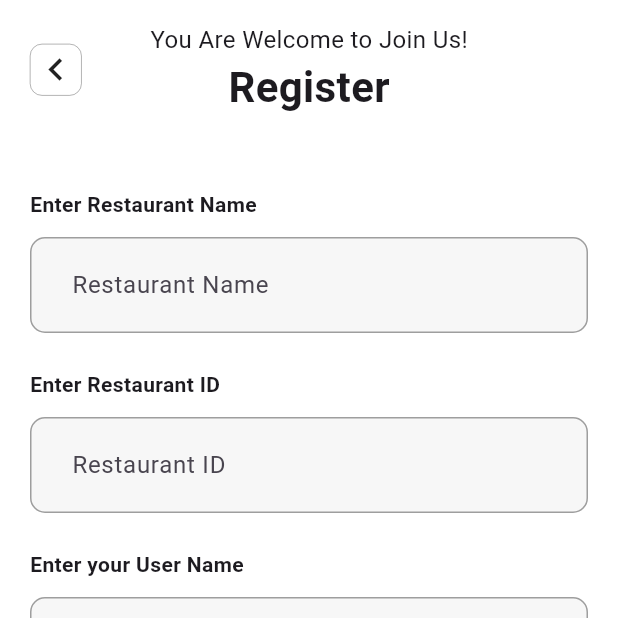
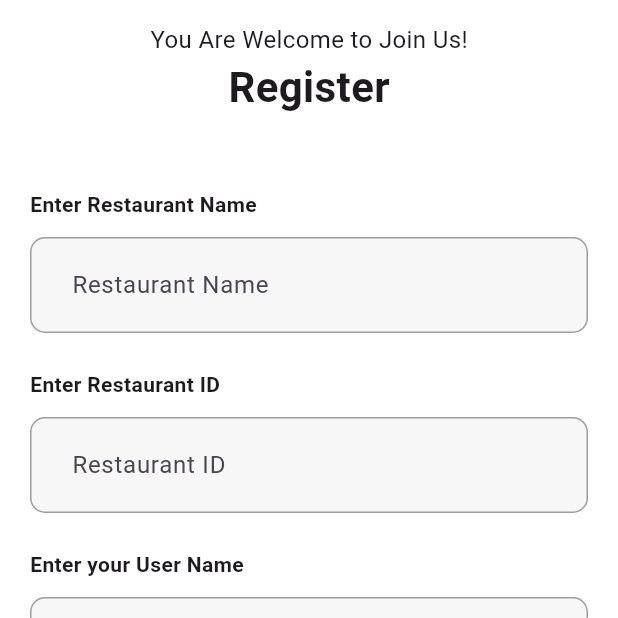
Before and after one commit to kausar9595/mobile_app, a Flutter app: the screen it shows after launch, after a tap on "Sign Up", on a phone screen of 412 x 824 dp, the top half of it. Run offline on Flutter 3.47's test engine with Material 3 defaults, Android fonts, the phone set to English and light mode, and no system bars; our stand-ins replace clay_containers, get, lottie; Roboto replaces fonts that are missing (Nunito).

Commit message:
remove button

```diff
--- a/restaurant_staff/lib/screen/log_in_screen.dart
+++ b/restaurant_staff/lib/screen/log_in_screen.dart
@@ -22,10 +22,8 @@ class LoginScreen extends StatelessWidget {
               crossAxisAlignment: CrossAxisAlignment.stretch,
               children: [
                 const SizedBox(height: 15),
-                Stack(
-                  alignment: Alignment.center,
-                  children: [
-                    const Column(
+                 Center(
+                   child: Column(
                     crossAxisAlignment: CrossAxisAlignment.center,
                     children: [
                       Text(
@@ -39,28 +37,6 @@ class LoginScreen extends StatelessWidget {
                       ),
                     ],
                                    ),
-                    Positioned(
-                      left: 0,
-                      child: InkWell(
-                        onTap: () => Get.back(),
-                        child: Container(
-                          padding: const EdgeInsets.all(2),
-                          decoration: BoxDecoration(
-                            borderRadius: BorderRadius.circular(8),
-                            border: Border.all(
-                              color: Colors.black,
-                              width: 0.2,
-                            ),
-                            color: Colors.white,
-                          ),
-                          child: const Icon(
-                            Icons.chevron_left,
-                            size: 30,
-                          ),
-                        ),
-                      ),
-                    ),
-                  ],
                  ),
                 const SizedBox(height: 72),
                 const LoginForm(),
--- a/restaurant_staff/lib/screen/navigation_screen/navigator_screen.dart
+++ b/restaurant_staff/lib/screen/navigation_screen/navigator_screen.dart
@@ -47,7 +47,7 @@ class _NavigationScreenState extends State<NavigationScreen> {
             selectedLabelStyle:const TextStyle(color: Colors.indigoAccent),
             unselectedItemColor: Colors.black,
             unselectedLabelStyle:const TextStyle(color:Colors.black),
-            items:const [
+            items: [
               BottomNavigationBarItem(
 
                 icon: Icon(Icons.home_filled),
--- a/restaurant_staff/lib/screen/ranking_screen/ranking_screen.dart
+++ b/restaurant_staff/lib/screen/ranking_screen/ranking_screen.dart
@@ -10,8 +10,11 @@ class RankingScreen extends StatefulWidget {
 class _RankingScreenState extends State<RankingScreen> {
   @override
   Widget build(BuildContext context) {
-    return Container(
-      color: Colors.white,
-    );
+    return const SafeArea(
+        child: Scaffold(
+      body:  Center(
+        child:  Text("Upcoming...",style: TextStyle(fontSize: 20,fontWeight: FontWeight.w600,color: Colors.black),),
+      ),
+    ));
   }
 }
--- a/restaurant_staff/lib/screen/sing_in_screen.dart
+++ b/restaurant_staff/lib/screen/sing_in_screen.dart
@@ -23,10 +23,8 @@ class _SignupScreenState extends State<SignupScreen> {
             crossAxisAlignment: CrossAxisAlignment.stretch,
             children: [
               const SizedBox(height: 15),
-              Stack(
-                alignment: Alignment.center,
-                children: [
-                  const Column(
+               Center(
+                 child: Column(
                   crossAxisAlignment: CrossAxisAlignment.center,
                   children: [
                     Text(
@@ -40,28 +38,6 @@ class _SignupScreenState extends State<SignupScreen> {
                     ),
                   ],
                                ),
-                  Positioned(
-                    left: 0,
-                    child: InkWell(
-                      onTap: () => Get.back(),
-                      child: Container(
-                        padding: const EdgeInsets.all(2),
-                        decoration: BoxDecoration(
-                          borderRadius: BorderRadius.circular(8),
-                          border: Border.all(
-                            color: Colors.black,
-                            width: 0.2,
-                          ),
-                          color: Colors.white,
-                        ),
-                        child: const Icon(
-                          Icons.chevron_left,
-                          size: 30,
-                        ),
-                      ),
-                    ),
-                  ),
-                ],
                ),
               const SizedBox(height: 24),
               Expanded(
--- a/restaurant_staff/lib/widget/sing_in_form.dart
+++ b/restaurant_staff/lib/widget/sing_in_form.dart
@@ -1,5 +1,6 @@
 import 'package:flutter/material.dart';
 import 'package:get/get.dart';
+import 'package:restaurant_staff/screen/navigation_screen/navigator_screen.dart';
 
 import '../custombutton.dart';
 import '../form_validators.dart';
@@ -93,7 +94,7 @@ class _SignupFormState extends State<SignupForm> {
               ),
               CustomButton(
                 text: 'Register',
-                onTap: () {},
+                onTap: ()=>Get.to(()=>NavigationScreen()),
               ),
             ],
           ),
```
Lines whose indentation alone changed are shown as unchanged.
